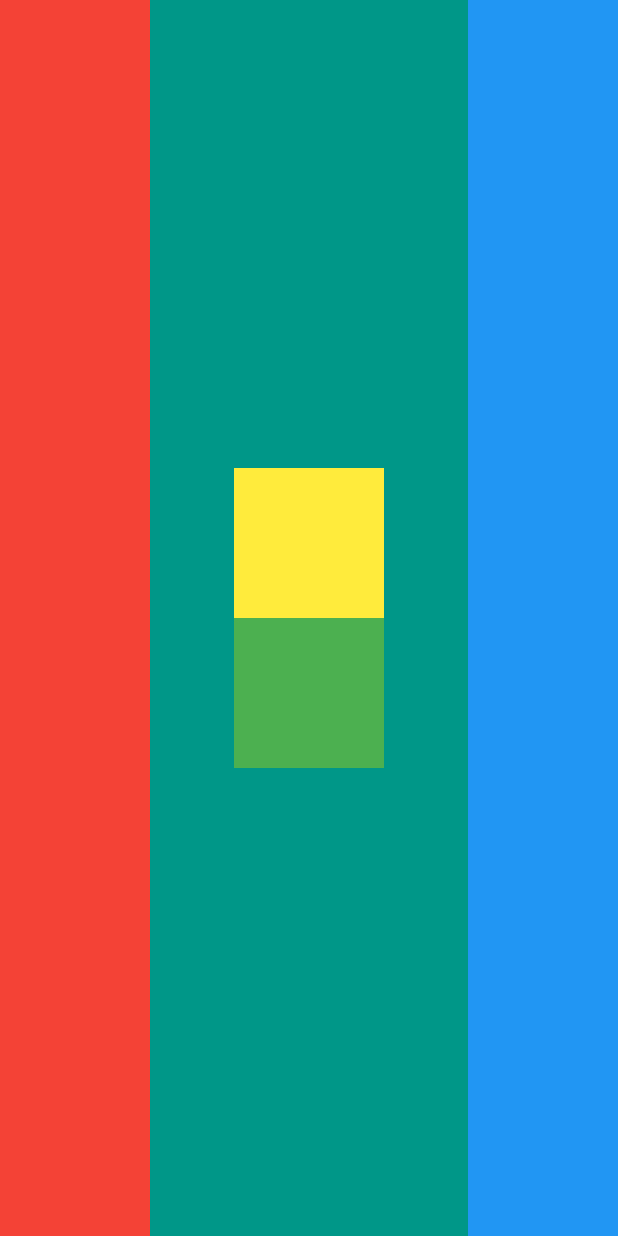
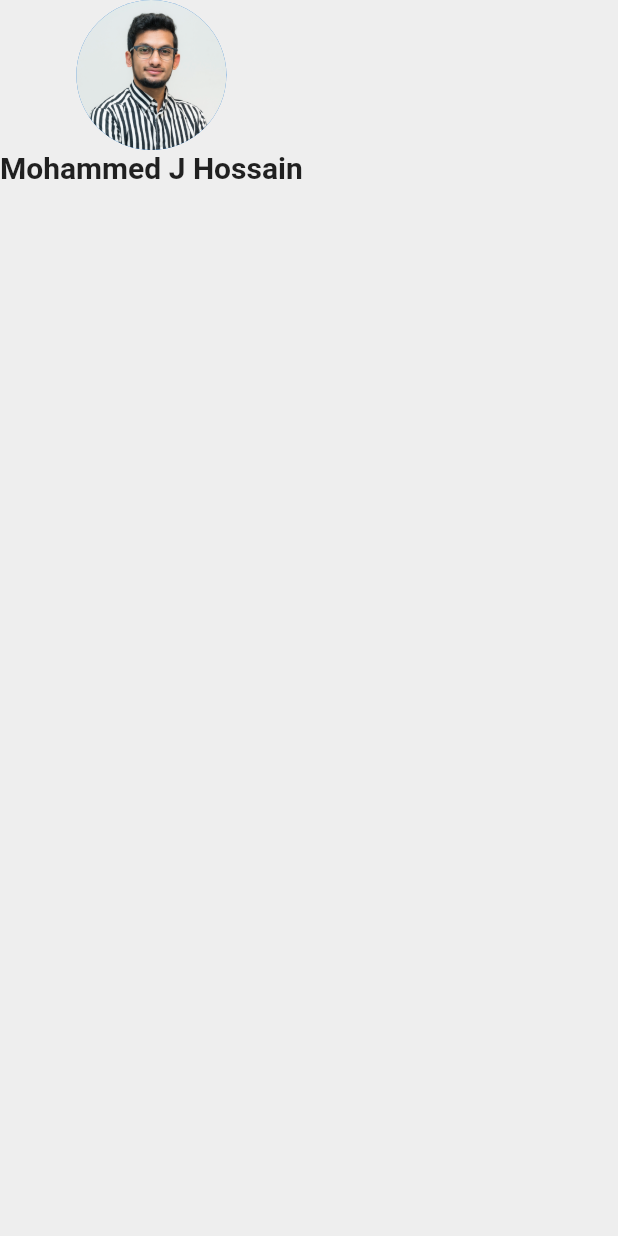
Before and after one commit to mjhossain/FlutterApps, a Flutter app: the screen it shows after launch, on a phone screen of 412 x 824 dp. Run offline on Flutter 3.47's test engine with Material 2 defaults, Android fonts, the phone set to English and light mode, and no system bars.

Commit message:
3rd app updates

```diff
--- a/e_card/lib/main.dart
+++ b/e_card/lib/main.dart
@@ -8,37 +8,20 @@
   Widget build(BuildContext context) {
     return MaterialApp(
       home: Scaffold(
-        backgroundColor: Colors.teal,
+        backgroundColor: Colors.grey[200],
         body: SafeArea(
-          child: Row(
-            mainAxisAlignment: MainAxisAlignment.spaceBetween,
+          child: Column(
             children: <Widget>[
-              Container(
-                width: 100.0,
-                height: double.infinity,
-                color: Colors.red,
+              CircleAvatar(
+                radius: 50.0,
+                backgroundImage: AssetImage('images/myImage.jpg'),
               ),
-              Container(
-                child: Column(
-                  mainAxisAlignment: MainAxisAlignment.center,
-                  children: <Widget>[
-                    Container(
-                      height: 100.0,
-                      width: 100.0,
-                      color: Colors.yellow,
-                    ),
-                    Container(
-                      height: 100.0,
-                      width: 100.0,
-                      color: Colors.green,
-                    ),
-                  ],
+              Text(
+                'Mohammed J Hossain',
+                style: TextStyle(
+                  fontSize: 20.0,
+                  fontWeight: FontWeight.bold,
                 ),
-              ),
-              Container(
-                width: 100.0,
-                height: double.infinity,
-                color: Colors.blue,
               ),
             ],
           ),
```
Also changed, not shown: e_card/pubspec.yaml (+2 -50 lines), e_card/images/myImage.jpg (added).
